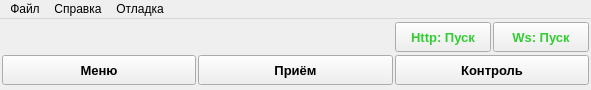
First picture: the form in zMenu/src/FMain.ui, repository Zurg-13/cpp, before the edit.
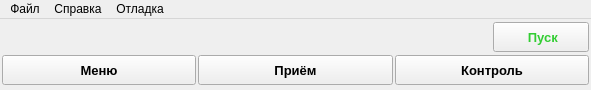
Second picture: the form after the edit.

```diff
--- a/zMenu/src/FMain.ui
+++ b/zMenu/src/FMain.ui
@@ -73,36 +73,7 @@
          <string notr="true">color: limegreen;</string>
         </property>
         <property name="text">
-         <string>Http: Пуск</string>
-        </property>
-       </widget>
-      </item>
-      <item>
-       <widget class="QPushButton" name="btRunWs">
-        <property name="minimumSize">
-         <size>
-          <width>96</width>
-          <height>30</height>
-         </size>
-        </property>
-        <property name="maximumSize">
-         <size>
-          <width>96</width>
-          <height>30</height>
-         </size>
-        </property>
-        <property name="font">
-         <font>
-          <pointsize>10</pointsize>
-          <weight>75</weight>
-          <bold>true</bold>
-         </font>
-        </property>
-        <property name="styleSheet">
-         <string notr="true">color: limegreen;</string>
-        </property>
-        <property name="text">
-         <string>Ws: Пуск</string>
+         <string> Пуск</string>
         </property>
        </widget>
       </item>
```
Left out of the diff: 2 changed lines with no effect on the pictures.
